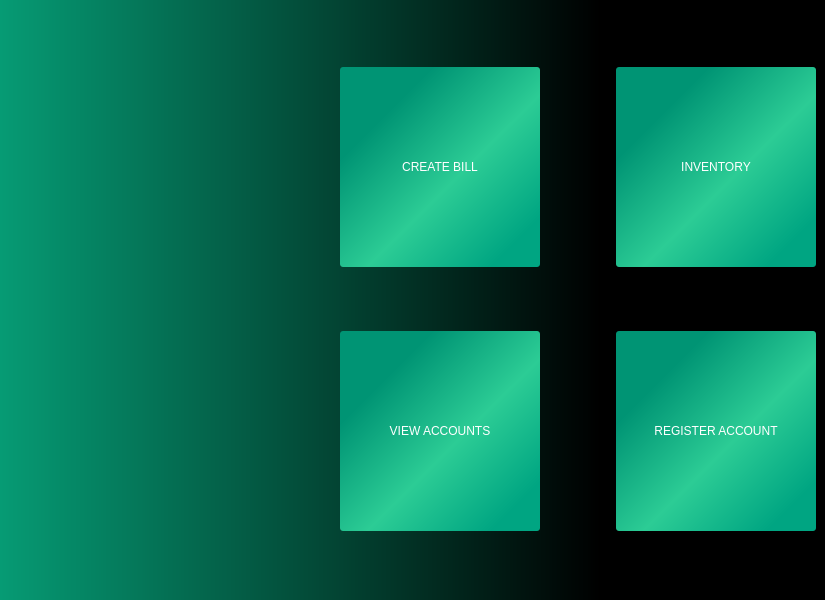
Above: dashboard.ui from shashwatkhadka/BillX before the change. Below: the same form after it.
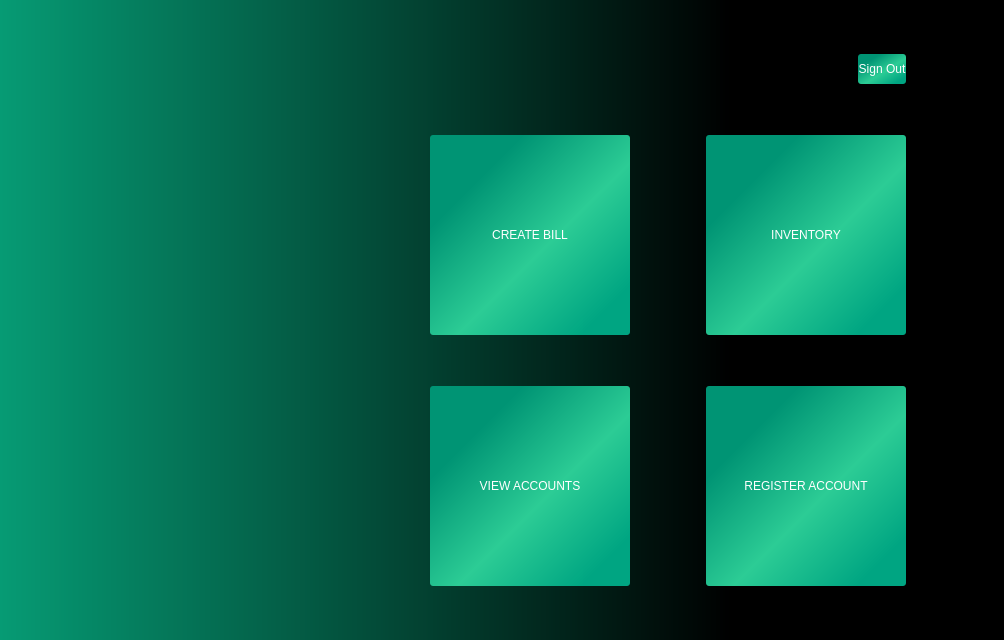
That is the form after the change. Icons and pictures are not drawn.

```diff
--- a/dashboard.ui
+++ b/dashboard.ui
@@ -6,8 +6,8 @@
    <rect>
     <x>0</x>
     <y>0</y>
-    <width>800</width>
-    <height>600</height>
+    <width>1004</width>
+    <height>640</height>
    </rect>
   </property>
   <property name="windowTitle">
@@ -115,47 +115,23 @@
       <property name="rightMargin">
        <number>0</number>
       </property>
-      <item row="0" column="2">
-       <widget class="QPushButton" name="inventorybutton">
-        <property name="minimumSize">
-         <size>
-          <width>200</width>
-          <height>200</height>
-         </size>
+      <item row="2" column="1">
+       <spacer name="horizontalSpacer_4">
+        <property name="orientation">
+         <enum>Qt::Horizontal</enum>
         </property>
-        <property name="styleSheet">
-         <string notr="true">background-color: qlineargradient(spread:pad, x1:0, y1:0, x2:1, y2:1, stop:0.232955 rgba(0, 148, 116, 255), stop:0.568182 rgba(44, 204, 149, 255), stop:0.875 rgba(0, 168, 132, 251));
-font: 700 10pt &quot;Segoe UI&quot;;
-color: rgb(255, 255, 255);
-border: 1px;
-border-radius: 3px;</string>
+        <property name="sizeType">
+         <enum>QSizePolicy::Fixed</enum>
         </property>
-        <property name="text">
-         <string>INVENTORY</string>
-        </property>
-       </widget>
-      </item>
-      <item row="1" column="2">
-       <widget class="QPushButton" name="registerbutton">
-        <property name="minimumSize">
+        <property name="sizeHint" stdset="0">
          <size>
-          <width>200</width>
-          <height>200</height>
+          <width>70</width>
+          <height>20</height>
          </size>
         </property>
-        <property name="styleSheet">
-         <string notr="true">background-color: qlineargradient(spread:pad, x1:0, y1:0, x2:1, y2:1, stop:0.232955 rgba(0, 148, 116, 255), stop:0.568182 rgba(44, 204, 149, 255), stop:0.875 rgba(0, 168, 132, 251));
-font: 700 10pt &quot;Segoe UI&quot;;
-color: rgb(255, 255, 255);
-border: 1px;
-border-radius: 3px;</string>
-        </property>
-        <property name="text">
-         <string>REGISTER ACCOUNT</string>
-        </property>
-       </widget>
+       </spacer>
       </item>
-      <item row="0" column="0">
+      <item row="2" column="0">
        <widget class="QPushButton" name="createbillbutton">
         <property name="minimumSize">
          <size>
@@ -175,7 +151,43 @@
         </property>
        </widget>
       </item>
-      <item row="1" column="0">
+      <item row="3" column="1">
+       <spacer name="horizontalSpacer_5">
+        <property name="orientation">
+         <enum>Qt::Horizontal</enum>
+        </property>
+        <property name="sizeType">
+         <enum>QSizePolicy::Fixed</enum>
+        </property>
+        <property name="sizeHint" stdset="0">
+         <size>
+          <width>70</width>
+          <height>20</height>
+         </size>
+        </property>
+       </spacer>
+      </item>
+      <item row="3" column="2">
+       <widget class="QPushButton" name="registerbutton">
+        <property name="minimumSize">
+         <size>
+          <width>200</width>
+          <height>200</height>
+         </size>
+        </property>
+        <property name="styleSheet">
+         <string notr="true">background-color: qlineargradient(spread:pad, x1:0, y1:0, x2:1, y2:1, stop:0.232955 rgba(0, 148, 116, 255), stop:0.568182 rgba(44, 204, 149, 255), stop:0.875 rgba(0, 168, 132, 251));
+font: 700 10pt &quot;Segoe UI&quot;;
+color: rgb(255, 255, 255);
+border: 1px;
+border-radius: 3px;</string>
+        </property>
+        <property name="text">
+         <string>REGISTER ACCOUNT</string>
+        </property>
+       </widget>
+      </item>
+      <item row="3" column="0">
        <widget class="QPushButton" name="viewaccountbutton">
         <property name="minimumSize">
          <size>
@@ -195,37 +207,62 @@
         </property>
        </widget>
       </item>
-      <item row="0" column="1">
-       <spacer name="horizontalSpacer_4">
-        <property name="orientation">
-         <enum>Qt::Horizontal</enum>
-        </property>
-        <property name="sizeType">
-         <enum>QSizePolicy::Fixed</enum>
-        </property>
-        <property name="sizeHint" stdset="0">
+      <item row="2" column="2">
+       <widget class="QPushButton" name="inventorybutton">
+        <property name="minimumSize">
          <size>
-          <width>70</width>
-          <height>20</height>
+          <width>200</width>
+          <height>200</height>
          </size>
         </property>
-       </spacer>
+        <property name="styleSheet">
+         <string notr="true">background-color: qlineargradient(spread:pad, x1:0, y1:0, x2:1, y2:1, stop:0.232955 rgba(0, 148, 116, 255), stop:0.568182 rgba(44, 204, 149, 255), stop:0.875 rgba(0, 168, 132, 251));
+font: 700 10pt &quot;Segoe UI&quot;;
+color: rgb(255, 255, 255);
+border: 1px;
+border-radius: 3px;</string>
+        </property>
+        <property name="text">
+         <string>INVENTORY</string>
+        </property>
+       </widget>
       </item>
-      <item row="1" column="1">
-       <spacer name="horizontalSpacer_5">
-        <property name="orientation">
-         <enum>Qt::Horizontal</enum>
-        </property>
-        <property name="sizeType">
-         <enum>QSizePolicy::Fixed</enum>
-        </property>
-        <property name="sizeHint" stdset="0">
-         <size>
-          <width>70</width>
-          <height>20</height>
-         </size>
-        </property>
-       </spacer>
+      <item row="0" column="2">
+       <layout class="QHBoxLayout" name="horizontalLayout_2">
+        <item>
+         <spacer name="horizontalSpacer_6">
+          <property name="orientation">
+           <enum>Qt::Horizontal</enum>
+          </property>
+          <property name="sizeHint" stdset="0">
+           <size>
+            <width>40</width>
+            <height>20</height>
+           </size>
+          </property>
+         </spacer>
+        </item>
+        <item>
+         <widget class="QPushButton" name="pushButton">
+          <property name="minimumSize">
+           <size>
+            <width>30</width>
+            <height>30</height>
+           </size>
+          </property>
+          <property name="styleSheet">
+           <string notr="true">background-color: qlineargradient(spread:pad, x1:0, y1:0, x2:1, y2:1, stop:0.232955 rgba(0, 148, 116, 255), stop:0.568182 rgba(44, 204, 149, 255), stop:0.875 rgba(0, 168, 132, 251));
+font: 700 10pt &quot;Segoe UI&quot;;
+color: rgb(255, 255, 255);
+border: 1px;
+border-radius: 3px;</string>
+          </property>
+          <property name="text">
+           <string>Sign Out</string>
+          </property>
+         </widget>
+        </item>
+       </layout>
       </item>
      </layout>
     </item>
```
Left out of the diff: 4 changed lines with no effect on the pictures.
